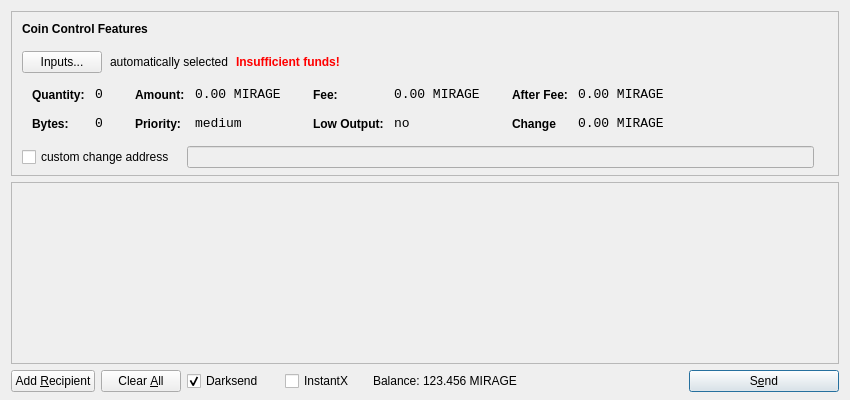
The window that src/qt/forms/sendcoinsdialog.ui (ruvex/mirage) describes before a commit, drawn with Qt 5.
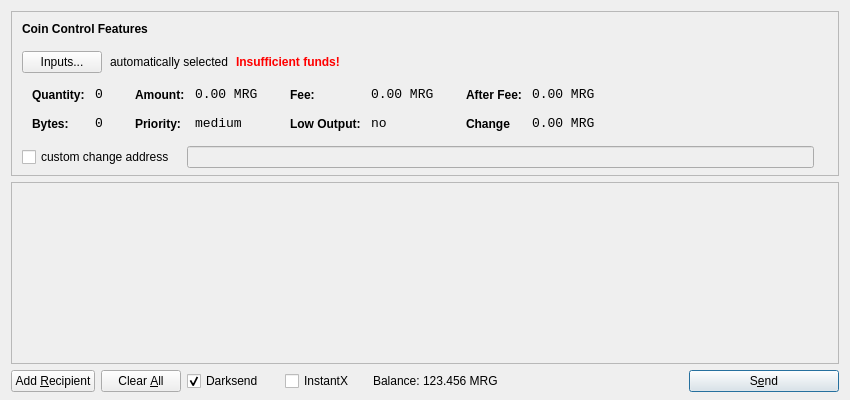
The same window after the commit. Icons and pictures are not drawn.

```diff
--- a/src/qt/forms/sendcoinsdialog.ui
+++ b/src/qt/forms/sendcoinsdialog.ui
@@ -321,7 +321,7 @@
                   <enum>Qt::ActionsContextMenu</enum>
                  </property>
                  <property name="text">
-                  <string>0.00 MIRAGE</string>
+                  <string>0.00 MRG</string>
                  </property>
                  <property name="textInteractionFlags">
                   <set>Qt::LinksAccessibleByMouse|Qt::TextSelectableByKeyboard|Qt::TextSelectableByMouse</set>
@@ -407,7 +407,7 @@
                   <enum>Qt::ActionsContextMenu</enum>
                  </property>
                  <property name="text">
-                  <string>0.00 MIRAGE</string>
+                  <string>0.00 MRG</string>
                  </property>
                  <property name="textInteractionFlags">
                   <set>Qt::LinksAccessibleByMouse|Qt::TextSelectableByKeyboard|Qt::TextSelectableByMouse</set>
@@ -493,7 +493,7 @@
                   <enum>Qt::ActionsContextMenu</enum>
                  </property>
                  <property name="text">
-                  <string>0.00 MIRAGE</string>
+                  <string>0.00 MRG</string>
                  </property>
                  <property name="textInteractionFlags">
                   <set>Qt::LinksAccessibleByMouse|Qt::TextSelectableByKeyboard|Qt::TextSelectableByMouse</set>
@@ -525,7 +525,7 @@
                   <enum>Qt::ActionsContextMenu</enum>
                  </property>
                  <property name="text">
-                  <string>0.00 MIRAGE</string>
+                  <string>0.00 MRG</string>
                  </property>
                  <property name="textInteractionFlags">
                   <set>Qt::LinksAccessibleByMouse|Qt::TextSelectableByKeyboard|Qt::TextSelectableByMouse</set>
@@ -756,7 +756,7 @@
           <cursorShape>IBeamCursor</cursorShape>
          </property>
          <property name="text">
-          <string>123.456 MIRAGE</string>
+          <string>123.456 MRG</string>
          </property>
          <property name="textInteractionFlags">
           <set>Qt::LinksAccessibleByMouse|Qt::TextSelectableByKeyboard|Qt::TextSelectableByMouse</set>
```
